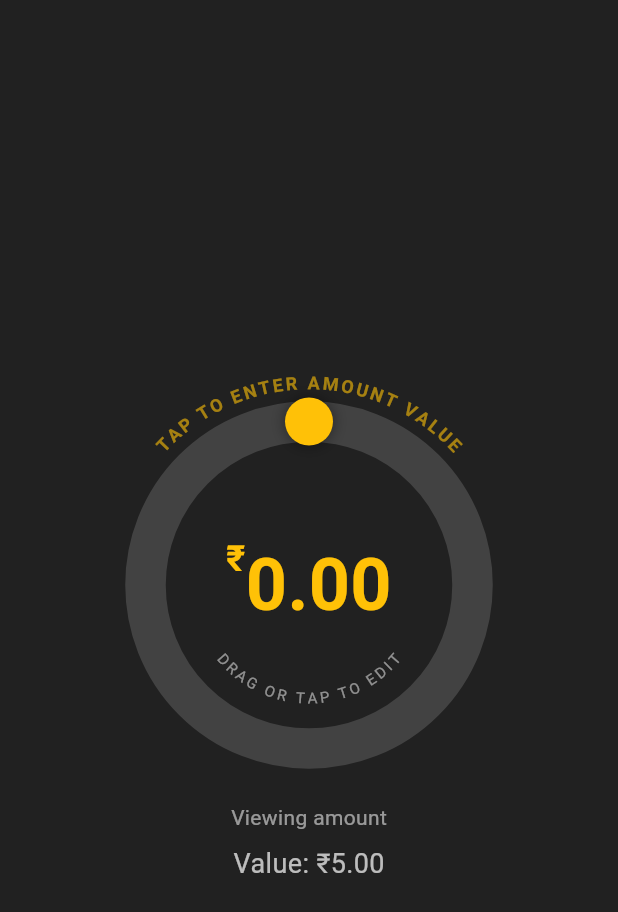
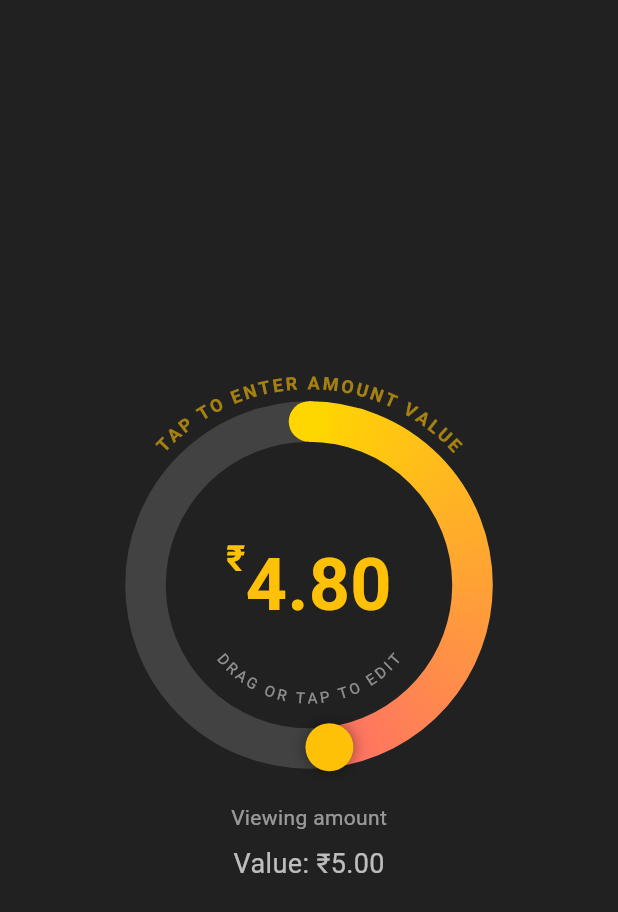
Before and after one commit to bharath-bandaru/circular_slider, a Flutter app: the first screen one second after launch, on a phone screen of 412 x 824 dp. Shown: the top 912 px of the screen. Run offline on Flutter 3.47's test engine with Material 3 defaults, Android fonts, the phone set to English and light mode, and no system bars; drawn by our look-alikes of auto_size_text.

Commit message:
Update CHANGELOG.md and README.md for version 1.0.8: replace textColor with editTextStyle for improved styling, adjust animation durations, and update tests accordingly

```diff
--- a/example/lib/main.dart
+++ b/example/lib/main.dart
@@ -83,7 +83,7 @@ class _DemoPageState extends State<DemoPage> {
                   editModeScaleFactor: 0.65,
                   sweepAnimationDuration: const Duration(milliseconds: 500),
                   enableHaptics: false,
-                  initialSweepDelayDuration: const Duration(milliseconds: 2000),
+                  initialSweepDelayDuration: const Duration(milliseconds: 500),
                   maxValue: 10,
                   initialValue: _currentValue,
                   gradientColors: const [
@@ -112,7 +112,10 @@ class _DemoPageState extends State<DemoPage> {
                   decimalPrecision: 2,
                   ringThickness: 27,
                   knobRadius: 16,
-                  textColor: Colors.amber,
+                  editTextStyle: const TextStyle(
+                    color: Colors.amber,
+                    fontWeight: FontWeight.bold,
+                  ),
                   ringBackgroundColor: Colors.grey.shade800,
                   knobColor: Colors.amber,
                   knobShadows: const [
--- a/lib/src/gradient_circular_slider_widget.dart
+++ b/lib/src/gradient_circular_slider_widget.dart
@@ -36,8 +36,8 @@ class GradientCircularSlider extends StatefulWidget {
   /// Whether to trigger haptic feedback when the user drags the knob.
   final bool enableHaptics;
 
-  /// Color for the main numeric text displayed in the center.
-  final Color textColor;
+  /// Text style applied to the editable value (also used as the base for display).
+  final TextStyle editTextStyle;
 
   /// Number of decimal places rendered for the current value.
   final int decimalPrecision;
@@ -103,7 +103,10 @@ class GradientCircularSlider extends StatefulWidget {
     this.prefix = r'$',
     this.prefixScale = 0.6,
     this.enableHaptics = true,
-    this.textColor = Colors.white,
+    this.editTextStyle = const TextStyle(
+      color: Colors.white,
+      fontWeight: FontWeight.bold,
+    ),
     this.decimalPrecision = 2,
     this.shouldClampToInteger = false,
     this.onChanged,
@@ -678,6 +681,10 @@ class _GradientCircularSliderState extends State<GradientCircularSlider>
   Widget _buildCustomInput() {
     final fontSize = _getFontSizeForDigits(_textController.text);
     final allowNegativeValues = widget.minValue < 0;
+    final baseStyle = widget.editTextStyle;
+    final prefixStyle =
+        baseStyle.copyWith(fontSize: fontSize * widget.prefixScale);
+    final valueStyle = baseStyle.copyWith(fontSize: fontSize);
     final textInputType = TextInputType.numberWithOptions(
       decimal: widget.decimalPrecision > 0,
       signed: allowNegativeValues,
@@ -707,11 +714,7 @@ class _GradientCircularSliderState extends State<GradientCircularSlider>
               children: [
                 Text(
                   widget.prefix,
-                  style: TextStyle(
-                    color: widget.textColor,
-                    fontSize: fontSize * widget.prefixScale,
-                    fontWeight: FontWeight.bold,
-                  ),
+                  style: prefixStyle,
                 ),
                 const SizedBox(width: 4),
                 IntrinsicWidth(
@@ -720,11 +723,7 @@ class _GradientCircularSliderState extends State<GradientCircularSlider>
                     focusNode: _focusNode,
                     textAlign: TextAlign.left,
                     showCursor: false,
-                    style: TextStyle(
-                      color: widget.textColor,
-                      fontSize: fontSize,
-                      fontWeight: FontWeight.bold,
-                    ),
+                    style: valueStyle,
                     maxLines: 1,
                     keyboardType: textInputType,
                     inputFormatters: [
@@ -749,6 +748,10 @@ class _GradientCircularSliderState extends State<GradientCircularSlider>
   Widget _buildCenterText(double value) {
     final displayValue = value.toStringAsFixed(widget.decimalPrecision);
     const double fontSize = 48.0;
+    final baseStyle = widget.editTextStyle;
+    final prefixStyle =
+        baseStyle.copyWith(fontSize: fontSize * widget.prefixScale);
+    final valueStyle = baseStyle.copyWith(fontSize: fontSize);
     return Padding(
       padding: EdgeInsets.all(widget.ringThickness + widget.knobRadius),
       child: Row(
@@ -758,20 +761,12 @@ class _GradientCircularSliderState extends State<GradientCircularSlider>
         children: [
           Text(
             widget.prefix,
-            style: TextStyle(
-              color: widget.textColor,
-              fontSize: fontSize * widget.prefixScale,
-              fontWeight: FontWeight.bold,
-            ),
+            style: prefixStyle,
           ),
           Flexible(
             child: AutoSizeText(
               displayValue,
-              style: TextStyle(
-                color: widget.textColor,
-                fontSize: fontSize,
-                fontWeight: FontWeight.bold,
-              ),
+              style: valueStyle,
               maxLines: 1,
               minFontSize: 10,
             ),
--- a/pubspec.yaml
+++ b/pubspec.yaml
@@ -1,6 +1,6 @@
 name: gradient_circular_slider
 description: A beautiful and customizable circular slider widget with gradient progress, draggable knob, auto-fitting text display, and circular arc labels for Flutter apps.
-version: 1.0.7
+version: 1.0.8
 homepage: https://github.com/bharath-bandaru/circular_slider
 repository: https://github.com/bharath-bandaru/circular_slider
 issue_tracker: https://github.com/bharath-bandaru/circular_slider/issues
```
Also changed, not shown: 3 other files.
